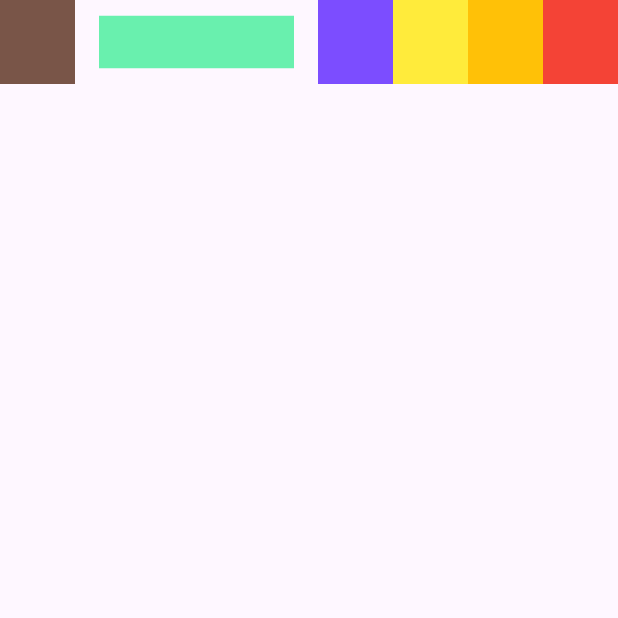
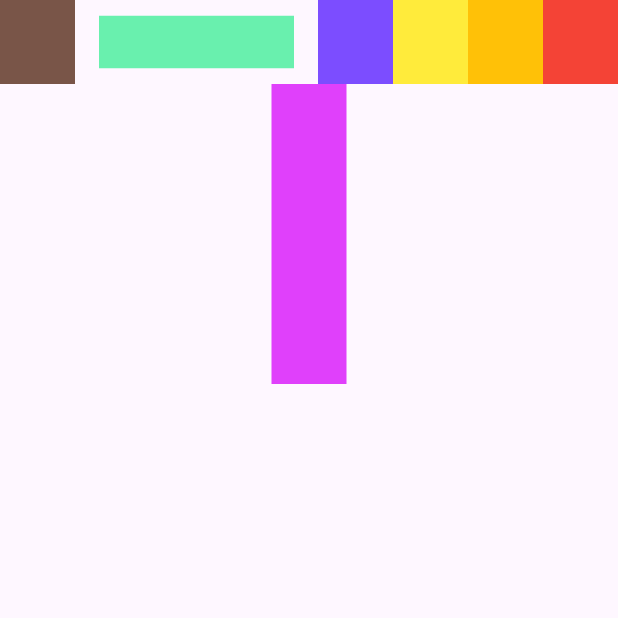
Before and after one commit to Melidasari/Pemograman_Flutter, a Flutter app: the screen it shows after launch, on a phone screen of 412 x 824 dp, the top half of it. Run offline on Flutter 3.47's test engine with Material 3 defaults, Android fonts, the phone set to English and light mode, and no system bars; our stand-ins replace faker.

Commit message:
Update FLUTTER 14 AppBar Widget

```diff
--- a/appbar_widget/lib/main.dart
+++ b/appbar_widget/lib/main.dart
@@ -46,6 +46,14 @@ class MyApp extends StatelessWidget {
               color: Colors.red,
             ),
           ],
+          bottom: PreferredSize(
+            preferredSize: Size.fromHeight(200),
+            child: Container(
+              width: 50,
+              height: 200,
+              color: Colors.purpleAccent,
+            ),
+          ),
         ),
       ),
     );
```
